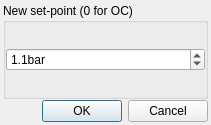
Above: desktop-widgets/setpoint.ui from subsurface/subsurface before the change. Below: the same form after it.
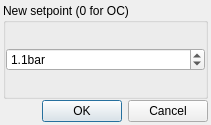
That is the form after the change. Icons and pictures are not drawn.

Commit message: set-point > setpoint

What changed in the file:
```diff
--- a/desktop-widgets/setpoint.ui
+++ b/desktop-widgets/setpoint.ui
@@ -40,7 +40,7 @@
    <item>
     <widget class="QGroupBox" name="groupBox">
      <property name="title">
-      <string>New set-point (0 for OC)</string>
+      <string>New setpoint (0 for OC)</string>
      </property>
      <layout class="QVBoxLayout" name="verticalLayout">
       <property name="leftMargin">
```
The commit also changes 9 other files.
